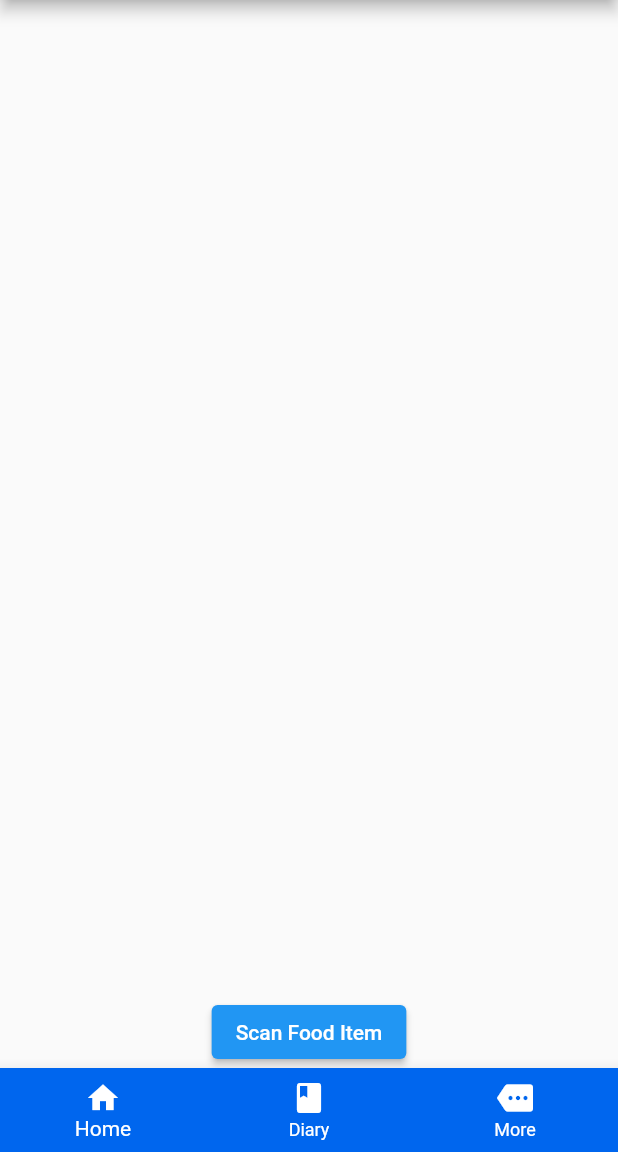
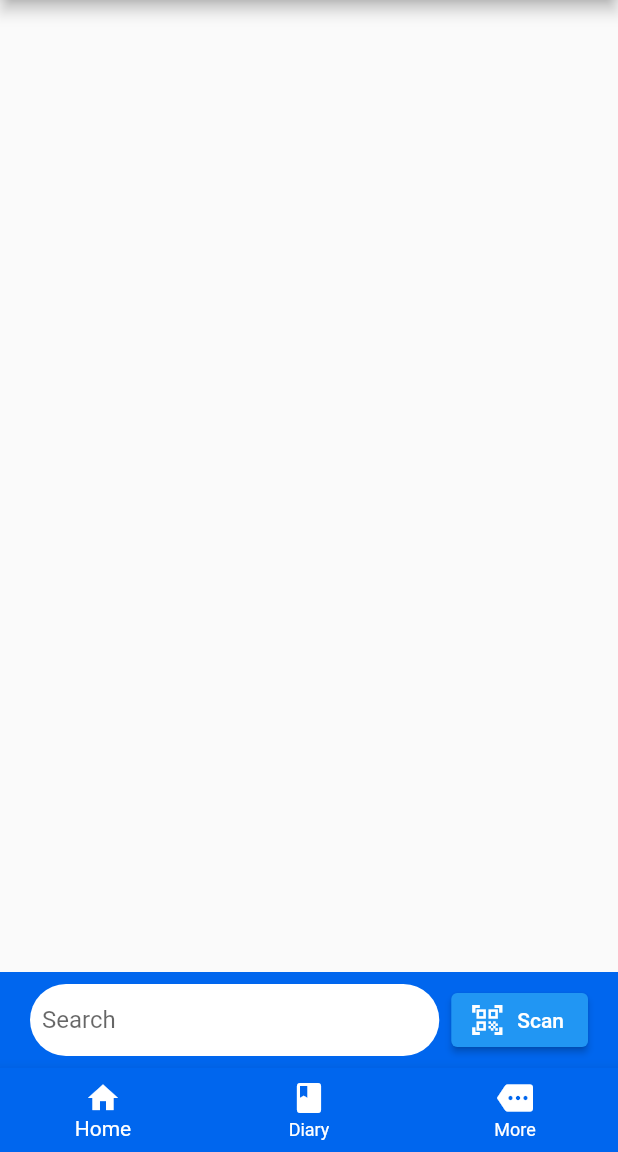
Before and after one commit to mattsegura/mealai, a Flutter app: the screen it shows after launch, on a phone screen of 412 x 824 dp, the part 84-1236 px from its top. Run offline on Flutter 3.47's test engine with Material 2 defaults, Android fonts, the phone set to English and light mode, and no system bars; missing offline and left inert: flutter_launcher_icons, mobile_scanner.

Commit message:
added search and bottom nav changes

```diff
--- a/lib/main.dart
+++ b/lib/main.dart
@@ -1,4 +1,5 @@
 import 'package:flutter/material.dart';
+import 'package:flutter_launcher_icons/ios.dart';
 import 'second_page.dart';
 
 void main() {
@@ -33,22 +34,54 @@ class FirstPage extends StatelessWidget {
       appBar: AppBar(
         title: const Text("MealAI"),
       ),
-      body: Column(
-        mainAxisAlignment: MainAxisAlignment.end,
+      body: Stack(
         children: [
-          Center(
-            child: ElevatedButton(
+          Positioned(
+            bottom: 0,
+            child: Container(
+              width: MediaQuery.of(context).size.width,
+              padding:
+                  const EdgeInsets.symmetric(horizontal: 20.0, vertical: 8.0),
+              decoration: const BoxDecoration(
+                color: Color(0xFF0066EE),
+                borderRadius: BorderRadius.only(
+                    // topLeft: Radius.circular(20.0),
+                    // topRight: Radius.circular(20.0),
+                    ),
+              ),
+              child: Row(
+                children: [
+                  Expanded(
+                    child: TextField(
+                      decoration: InputDecoration(
+                        hintText: "Search",
+                        border: OutlineInputBorder(
+                          borderSide: BorderSide.none,
+                          borderRadius: BorderRadius.circular(30.0),
+                        ),
+                        filled: true,
+                        fillColor: Colors.white,
+                        contentPadding: const EdgeInsets.all(8.0),
+                      ),
+                    ),
+                  ),
+                  const SizedBox(width: 8.0),
+                  ElevatedButton.icon(
                     onPressed: () {
                       // adding new page
                       Navigator.of(context).push(
                         MaterialPageRoute(
                           builder: (BuildContext context) {
-                      return const SecondPage();
+                            return SecondPage();
                           },
                         ),
                       );
                     },
-              child: const Text('Scan Food Item'),
+                    icon: Icon(Icons.qr_code_scanner),
+                    label: Text('Scan'),
+                  ),
+                ],
+              ),
             ),
           ),
         ],
@@ -69,3 +102,20 @@ class FirstPage extends StatelessWidget {
     );
   }
 }
+
+
+/*
+bottomNavigationBar: BottomNavigationBar(
+        currentIndex: 0,
+        backgroundColor: Color(0xFF0066EE),
+        selectedItemColor:
+            Colors.white, // set the color of the selected icon and label
+        unselectedItemColor:
+            Colors.white, // set the color of the unselected icon and label
+        items: const [
+          BottomNavigationBarItem(label: 'Home', icon: Icon(Icons.home)),
+          BottomNavigationBarItem(label: 'Diary', icon: Icon(Icons.book)),
+          BottomNavigationBarItem(label: 'More', icon: Icon(Icons.more))
+        ],
+      ),
+*/
```
Also changed, not shown: lib/second_page.dart (+26 -7 lines). Lines whose indentation alone changed are shown as unchanged.
